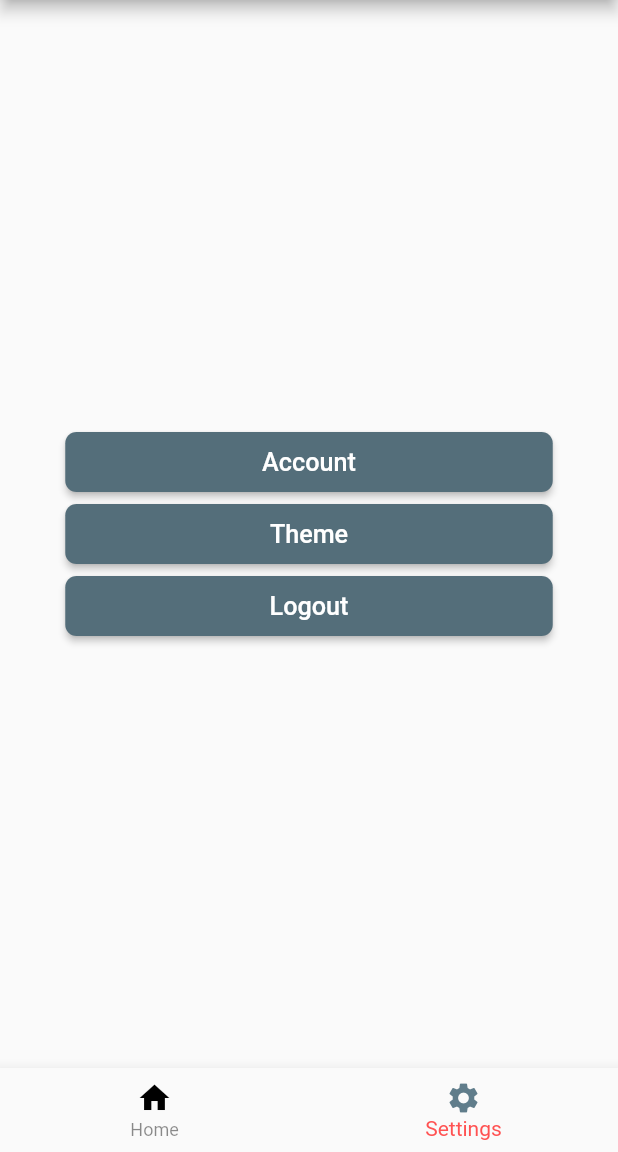
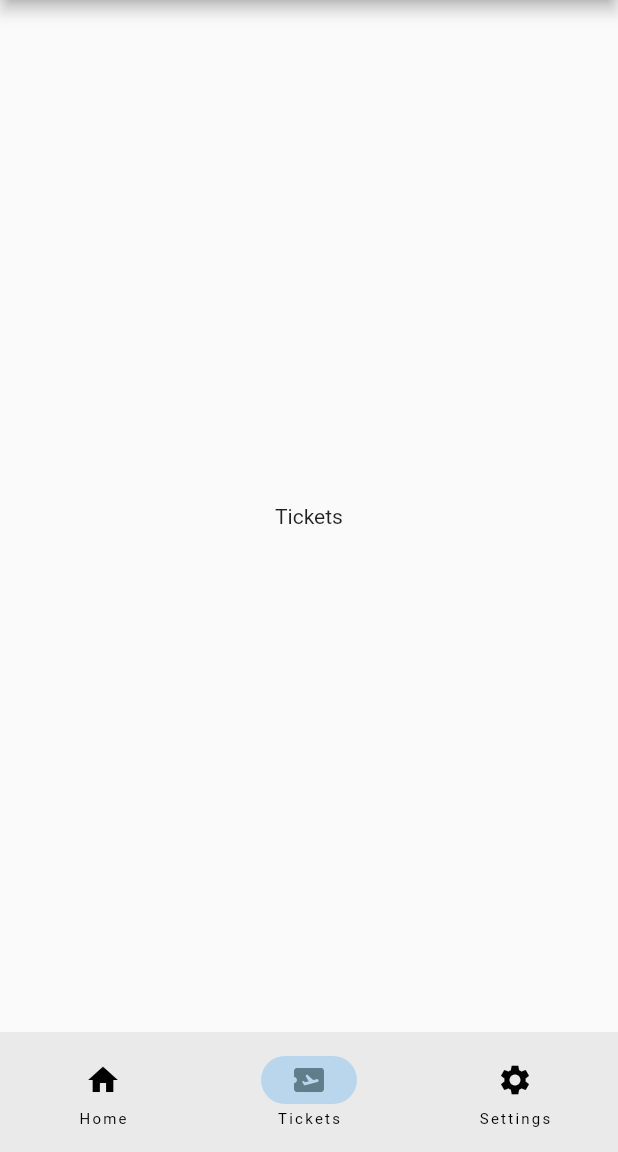
Before and after one commit to Prathik612/ticket_wallet_test, a Flutter app: the screen it shows after launch, item 2 of the bottom bar chosen, on a phone screen of 412 x 824 dp, the part 84-1236 px from its top. Run offline on Flutter 3.47's test engine with Material 2 defaults, Android fonts, the phone set to English and light mode, and no system bars.

Commit message:
ticket option added

```diff
--- /dev/null
+++ b/lib/home_page.dart
@@ -0,0 +1,14 @@
+import 'package:flutter/material.dart';
+
+class HomePage extends StatelessWidget {
+  const HomePage({super.key});
+
+  @override
+  Widget build(BuildContext context) {
+    return const Scaffold(
+      body: Center(
+        child: Text('Home Page'),
+      ),
+    );
+  }
+}
--- a/lib/main.dart
+++ b/lib/main.dart
@@ -1,5 +1,8 @@
 import 'package:flutter/material.dart';
-import 'package:practice/ui.dart';
+import 'package:practice/home_page.dart';
+import 'package:practice/settings.dart';
+import 'package:practice/tickets.dart';
+import 'package:practice/wallet.dart';
 
 void main() {
   runApp(const MyApp());
@@ -32,6 +35,7 @@ class Start extends StatefulWidget {
 
 class _StartState extends State<Start> {
   int currIndex = 0;
+  List<Widget> pages = const [HomePage(), Tickets(), SettingsPage()];
   @override
   Widget build(BuildContext context) {
     return Scaffold(
@@ -65,39 +69,42 @@ class _StartState extends State<Start> {
           ],
         ),
       ),
-      body: Center(
-        child: currIndex == 1 ?  const SettingsPage() : const HomePage(),
-      ),
-      bottomNavigationBar: BottomNavigationBar(
-        selectedIconTheme: const IconThemeData.fallback(),
-        unselectedIconTheme: const IconThemeData.fallback(),
-        unselectedItemColor: Colors.black45,
-        selectedItemColor: Colors.redAccent,
-        items: const [
-          BottomNavigationBarItem(
+
+      bottomNavigationBar: NavigationBar(
+        destinations: const [
+          NavigationDestination(
             label: 'Home',
             icon: Icon(Icons.home),
-            activeIcon: Icon(
-              Icons.home_rounded,
-              //color: Color.fromARGB(255, 225, 34, 34),
+            selectedIcon: Icon(
+              Icons.home,
+              color: Colors.blueGrey,
             ),
           ),
-          BottomNavigationBarItem(
+          NavigationDestination(
+            icon: Icon(Icons.airplane_ticket_outlined),
+            label: 'Tickets',
+            selectedIcon: Icon(
+              Icons.airplane_ticket_rounded,
+              color: Colors.blueGrey,
+            ),
+          ),
+          NavigationDestination(
             label: "Settings",
             icon: Icon(Icons.settings),
-            activeIcon: Icon(
+            selectedIcon: Icon(
               Icons.settings,
               color: Colors.blueGrey,
             ),
           ),
         ],
-        currentIndex: currIndex,
-        onTap: (int index) {
+        selectedIndex: currIndex,
+        onDestinationSelected: (int index) {
           setState(() {
             currIndex = index;
           });
         },
       ),
+      body: pages[currIndex],
     );
   }
 }
--- /dev/null
+++ b/lib/settings.dart
@@ -0,0 +1,63 @@
+import 'package:flutter/material.dart';
+
+class SettingsPage extends StatelessWidget {
+  const SettingsPage({super.key});
+
+  @override
+  Widget build(BuildContext context) {
+    return Scaffold(
+      body: Center(
+        child: Column(
+          mainAxisAlignment: MainAxisAlignment.center,
+          children: [
+            ElevatedButton(
+              style: ElevatedButton.styleFrom(
+                backgroundColor: Colors.blueGrey[600],
+                shape: RoundedRectangleBorder(
+                    borderRadius: BorderRadius.circular(7.5)),
+                minimumSize: const Size(325, 40),
+              ),
+              onPressed: () {},
+              child: const Text('Account', textScaleFactor: 1.2),
+            ),
+            ElevatedButton(
+              style: ElevatedButton.styleFrom(
+                backgroundColor: Colors.blueGrey[600],
+                shape: RoundedRectangleBorder(
+                    borderRadius: BorderRadius.circular(7.5)),
+                minimumSize: const Size(325, 40),
+              ),
+              onPressed: () {},
+              child: const Text('Theme', textScaleFactor: 1.2),
+            ),
+            ElevatedButton(
+              style: ElevatedButton.styleFrom(
+                backgroundColor: Colors.blueGrey[600],
+                shape: RoundedRectangleBorder(
+                    borderRadius: BorderRadius.circular(7.5)),
+                minimumSize: const Size(325, 40),
+              ),
+              onPressed: () => showDialog<String>(
+                context: context,
+                builder: (BuildContext context) => AlertDialog(
+                  title: const Text('You will be logged out'),
+                  content: const Text('Are you sure?'),
+                  actions: <Widget>[
+                    TextButton(
+                        onPressed: () => Navigator.pop(context, 'Cancel'),
+                        child: const Text('Cancel')),
+                    TextButton(
+                      onPressed: () => Navigator.pop(context, 'logout'),
+                      child: const Text('logout'),
+                    )
+                  ],
+                ),
+              ),
+              child: const Text('Logout', textScaleFactor: 1.2),
+            ),
+          ],
+        ),
+      ),
+    );
+  }
+}
--- /dev/null
+++ b/lib/tickets.dart
@@ -0,0 +1,14 @@
+import 'package:flutter/material.dart';
+
+class Tickets extends StatelessWidget {
+  const Tickets({super.key});
+
+  @override
+  Widget build(BuildContext context) {
+    return const Scaffold(
+      body: Center(
+        child: Text('Tickets'),
+      ),
+    );
+  }
+}
--- a/lib/ui.dart
+++ b/lib/wallet.dart
@@ -1,79 +1,4 @@
 import 'package:flutter/material.dart';
-
-class HomePage extends StatelessWidget {
-  const HomePage({super.key});
-
-  @override
-  Widget build(BuildContext context) {
-    return const Scaffold(
-      body: Center(
-        child: Text('Home Page'),
-      ),
-    );
-  }
-}
-
-class SettingsPage extends StatelessWidget {
-  const SettingsPage({super.key});
-
-  @override
-  Widget build(BuildContext context) {
-    return Scaffold(
-      body: Center(
-        child: Column(
-          mainAxisAlignment: MainAxisAlignment.center,
-          children: [
-            ElevatedButton(
-              style: ElevatedButton.styleFrom(
-                backgroundColor: Colors.blueGrey[600],
-                shape: RoundedRectangleBorder(
-                    borderRadius: BorderRadius.circular(7.5)),
-                minimumSize: const Size(325, 40),
-              ),
-              onPressed: () {},
-              child: const Text('Account', textScaleFactor: 1.2),
-            ),
-            ElevatedButton(
-              style: ElevatedButton.styleFrom(
-                backgroundColor: Colors.blueGrey[600],
-                shape: RoundedRectangleBorder(
-                    borderRadius: BorderRadius.circular(7.5)),
-                minimumSize: const Size(325, 40),
-              ),
-              onPressed: () {},
-              child: const Text('Theme', textScaleFactor: 1.2),
-            ),
-            ElevatedButton(
-              style: ElevatedButton.styleFrom(
-                backgroundColor: Colors.blueGrey[600],
-                shape: RoundedRectangleBorder(
-                    borderRadius: BorderRadius.circular(7.5)),
-                minimumSize: const Size(325, 40),
-              ),
-              onPressed: () => showDialog<String>(
-                context: context,
-                builder: (BuildContext context) => AlertDialog(
-                  title: const Text('You will be logged out'),
-                  content: const Text('Are you sure?'),
-                  actions: <Widget>[
-                    TextButton(
-                        onPressed: () => Navigator.pop(context, 'Cancel'),
-                        child: const Text('Cancel')),
-                    TextButton(
-                      onPressed: () => Navigator.pop(context, 'logout'),
-                      child: const Text('logout'),
-                    )
-                  ],
-                ),
-              ),
-              child: const Text('Logout', textScaleFactor: 1.2),
-            ),
-          ],
-        ),
-      ),
-    );
-  }
-}
 
 class Wallet extends StatefulWidget {
   const Wallet({super.key});
--- a/pubspec.yaml
+++ b/pubspec.yaml
@@ -36,7 +36,6 @@ dependencies:
   # The following adds the Cupertino Icons font to your application.
   # Use with the CupertinoIcons class for iOS style icons.
   cupertino_icons: ^1.0.2
-  camera: ^0.10.0+5
 
 dev_dependencies:
   flutter_test:
```
Also changed, not shown: pubspec.lock, 1 other file.
